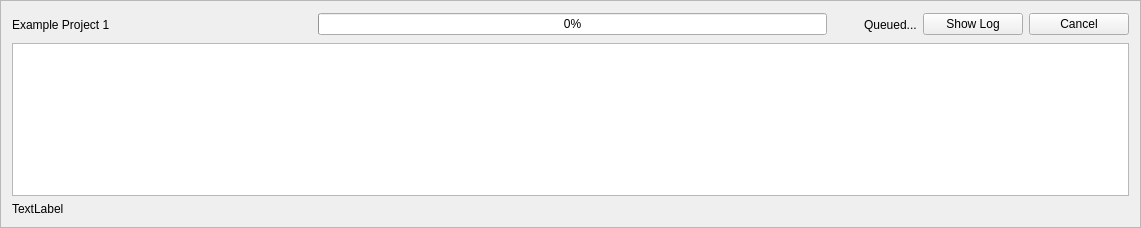
The window that pasta_eln/GUI/dataverse_ui/dataverse_upload_widget_base.ui (PASTA-ELN/pasta-eln) describes before a commit, drawn with Qt 5.
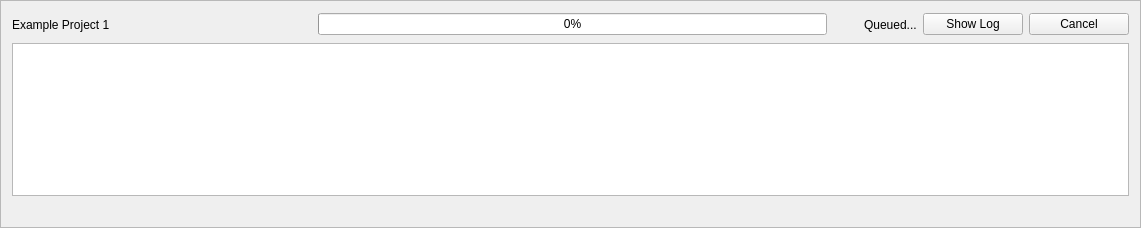
The same window after the commit. Icons and pictures are not drawn.

```diff
--- a/pasta_eln/GUI/dataverse_ui/dataverse_upload_widget_base.ui
+++ b/pasta_eln/GUI/dataverse_ui/dataverse_upload_widget_base.ui
@@ -164,7 +164,7 @@
      <item>
       <widget class="QLabel" name="modelIdLabel">
        <property name="text">
-        <string>TextLabel</string>
+        <string/>
        </property>
       </widget>
      </item>
```
